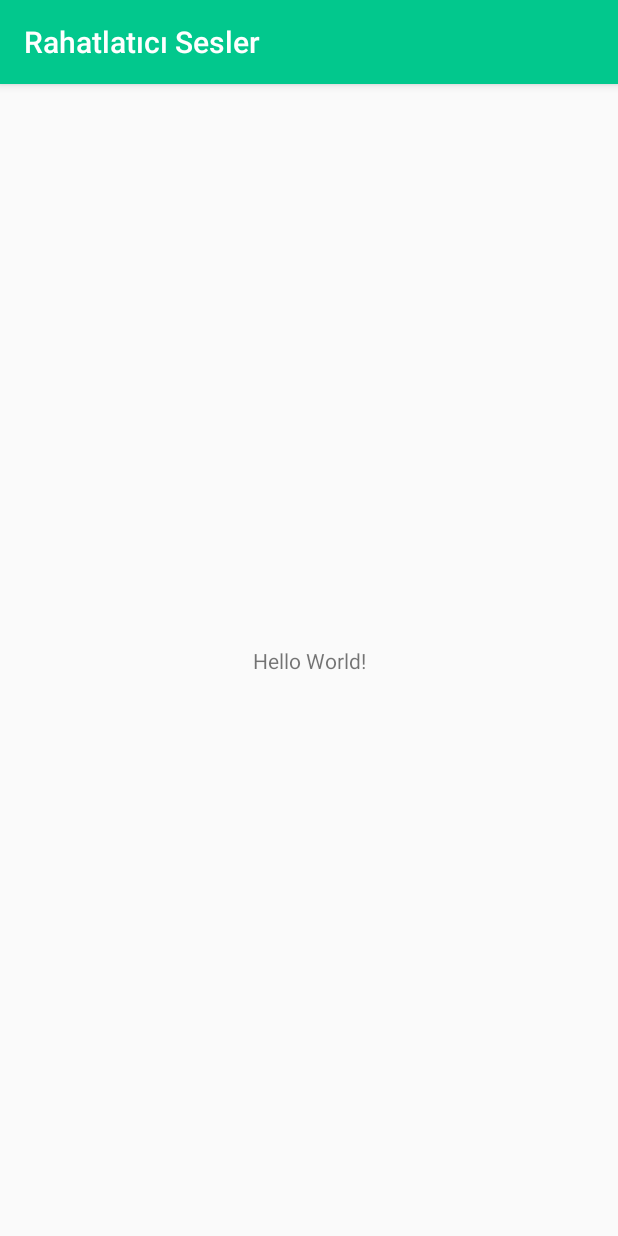
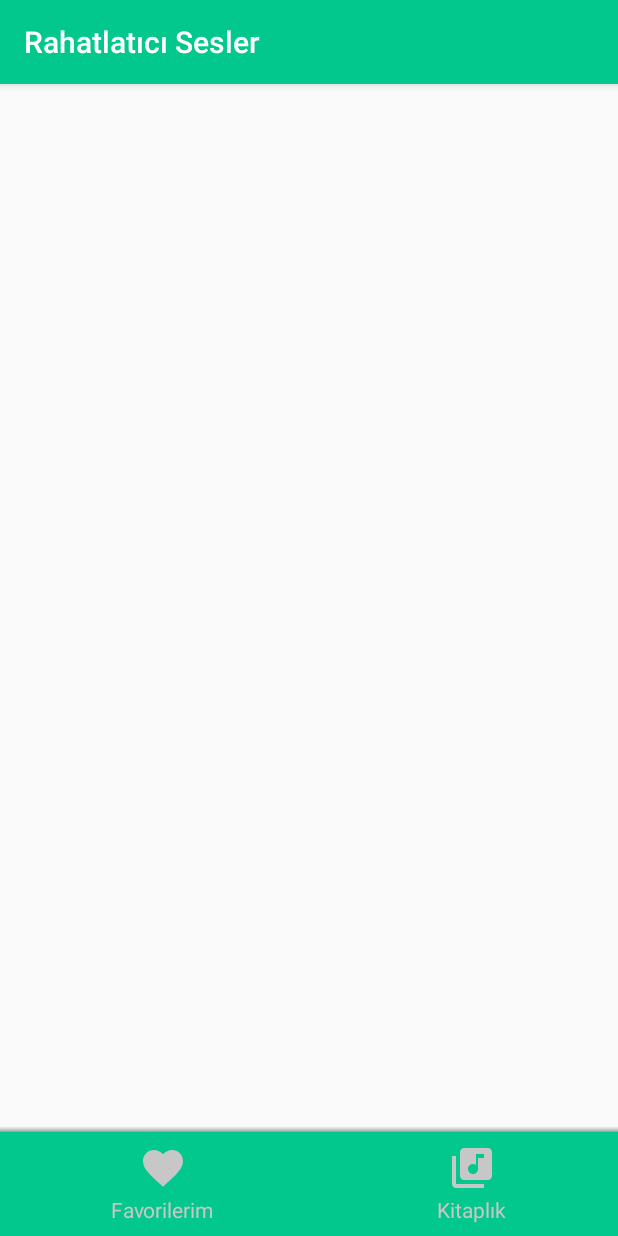
Before and after one commit to rahatlatici-sesler/rahatlatici-sesler-android, an Android app: the screen it shows after launch (MainActivity), on a phone screen of 412 x 824 dp. Run offline under Robolectric (Android 15) with nearby library versions, the phone set to English and light mode, and no system bars; our stand-ins replace ButterKnife.

Commit message:
Ana ekran BottomNavigationBar yapildi

```diff
--- /dev/null
+++ b/app/src/main/java/com/serkancay/rahatlaticisesler/widget/BottomNavigationBar.java
@@ -0,0 +1,124 @@
+package com.serkancay.rahatlaticisesler.widget;
+
+import android.content.Context;
+import android.support.annotation.Nullable;
+import android.support.v4.content.ContextCompat;
+import android.util.AttributeSet;
+import android.view.LayoutInflater;
+import android.view.View;
+import android.view.View.OnClickListener;
+import android.widget.ImageView;
+import android.widget.LinearLayout;
+import android.widget.TextView;
+import com.serkancay.rahatlaticisesler.R;
+
+/**
+ * Created by S.Serkan Cay on 15.05.2019
+ */
+
+public class BottomNavigationBar extends LinearLayout implements OnClickListener {
+
+    public static final int MENU_FAVORITES = 0;
+
+    public static final int MENU_LIBRARY = 1;
+
+    private static final int RESOURCE = R.layout.layout_bottom_navigation;
+
+    private Context mContext;
+
+    private LinearLayout llFavoritesButton;
+
+    private LinearLayout llLibraryButton;
+
+    private ImageView ivFavorites;
+
+    private ImageView ivLibrary;
+
+    private TextView tvFavorites;
+
+    private TextView tvLibrary;
+
+    private LayoutInflater mInflater;
+
+    private OnNavigationClickListener mListener;
+
+    public BottomNavigationBar(Context context) {
+        super(context);
+        init(context);
+    }
+
+    public BottomNavigationBar(Context context, @Nullable AttributeSet attrs) {
+        super(context, attrs);
+        init(context);
+    }
+
+    public BottomNavigationBar(Context context, @Nullable AttributeSet attrs, int defStyleAttr) {
+        super(context, attrs, defStyleAttr);
+        init(context);
+    }
+
+    public BottomNavigationBar(Context context, AttributeSet attrs, int defStyleAttr, int defStyleRes) {
+        super(context, attrs, defStyleAttr, defStyleRes);
+        init(context);
+    }
+
+    @Override
+    public void onClick(final View v) {
+        if (llFavoritesButton == v) {
+            displayFavoritesSelectedUI();
+            if (mListener != null) {
+                mListener.onNavigationClick(MENU_FAVORITES);
+            }
+        } else if (llLibraryButton == v) {
+            displayLibrarySelectedUI();
+            if (mListener != null) {
+                mListener.onNavigationClick(MENU_LIBRARY);
+            }
+        }
+    }
+
+    public void setOnNavigationClickListener(OnNavigationClickListener listener) {
+        mListener = listener;
+    }
+
+    private void init(Context context) {
+        mContext = context;
+        mInflater = LayoutInflater.from(context);
+        mInflater.inflate(RESOURCE, this);
+        initViews();
+        bindEvents();
+    }
+
+    private void initViews() {
+        llFavoritesButton = findViewById(R.id.llFavoritesButton);
+        llLibraryButton = findViewById(R.id.llLibraryButton);
+        ivFavorites = findViewById(R.id.ivFavorites);
+        ivLibrary = findViewById(R.id.ivLibrary);
+        tvFavorites = findViewById(R.id.tvFavorites);
+        tvLibrary = findViewById(R.id.tvLibrary);
+    }
+
+    private void bindEvents() {
+        llFavoritesButton.setOnClickListener(this);
+        llLibraryButton.setOnClickListener(this);
+    }
+
+    private void displayFavoritesSelectedUI() {
+        ivFavorites.setColorFilter(ContextCompat.getColor(getContext(), R.color.white));
+        ivLibrary.setColorFilter(ContextCompat.getColor(getContext(), R.color.light_grey));
+        tvFavorites.setTextColor(ContextCompat.getColor(getContext(), R.color.white));
+        tvLibrary.setTextColor(ContextCompat.getColor(getContext(), R.color.light_grey));
+    }
+
+    private void displayLibrarySelectedUI() {
+        ivFavorites.setColorFilter(ContextCompat.getColor(getContext(), R.color.light_grey));
+        ivLibrary.setColorFilter(ContextCompat.getColor(getContext(), R.color.white));
+        tvFavorites.setTextColor(ContextCompat.getColor(getContext(), R.color.light_grey));
+        tvLibrary.setTextColor(ContextCompat.getColor(getContext(), R.color.white));
+    }
+
+    public interface OnNavigationClickListener {
+
+        void onNavigationClick(int whichMenu);
+    }
+}
--- /dev/null
+++ b/app/src/main/res/drawable/ic_favorite.xml
@@ -0,0 +1,9 @@
+<vector xmlns:android="http://schemas.android.com/apk/res/android"
+        android:width="24dp"
+        android:height="24dp"
+        android:viewportWidth="24.0"
+        android:viewportHeight="24.0">
+    <path
+        android:fillColor="#FF000000"
+        android:pathData="M12,21.35l-1.45,-1.32C5.4,15.36 2,12.28 2,8.5 2,5.42 4.42,3 7.5,3c1.74,0 3.41,0.81 4.5,2.09C13.09,3.81 14.76,3 16.5,3 19.58,3 22,5.42 22,8.5c0,3.78 -3.4,6.86 -8.55,11.54L12,21.35z"/>
+</vector>
--- /dev/null
+++ b/app/src/main/res/drawable/ic_library.xml
@@ -0,0 +1,9 @@
+<vector xmlns:android="http://schemas.android.com/apk/res/android"
+        android:width="24dp"
+        android:height="24dp"
+        android:viewportWidth="24.0"
+        android:viewportHeight="24.0">
+    <path
+        android:fillColor="#FF000000"
+        android:pathData="M20,2L8,2c-1.1,0 -2,0.9 -2,2v12c0,1.1 0.9,2 2,2h12c1.1,0 2,-0.9 2,-2L22,4c0,-1.1 -0.9,-2 -2,-2zM18,7h-3v5.5c0,1.38 -1.12,2.5 -2.5,2.5S10,13.88 10,12.5s1.12,-2.5 2.5,-2.5c0.57,0 1.08,0.19 1.5,0.51L14,5h4v2zM4,6L2,6v14c0,1.1 0.9,2 2,2h14v-2L4,20L4,6z"/>
+</vector>
--- /dev/null
+++ b/app/src/main/res/drawable/shape_black_shadow.xml
@@ -0,0 +1,12 @@
+<?xml version="1.0" encoding="utf-8"?>
+<shape xmlns:android="http://schemas.android.com/apk/res/android"
+    android:shape="rectangle">
+
+    <gradient
+        android:angle="90"
+        android:centerColor="#30000000"
+        android:endColor="#10000000"
+        android:startColor="#60000000"
+        android:type="linear" />
+
+</shape>
--- a/app/src/main/res/layout/activity_main.xml
+++ b/app/src/main/res/layout/activity_main.xml
@@ -1,18 +1,18 @@
 <?xml version="1.0" encoding="utf-8"?>
-<android.support.constraint.ConstraintLayout xmlns:android="http://schemas.android.com/apk/res/android"
-    xmlns:app="http://schemas.android.com/apk/res-auto"
+<LinearLayout xmlns:android="http://schemas.android.com/apk/res/android"
     xmlns:tools="http://schemas.android.com/tools"
     android:layout_width="match_parent"
     android:layout_height="match_parent"
+    android:orientation="vertical"
     tools:context=".MainActivity">
 
-    <TextView
-        android:layout_width="wrap_content"
-        android:layout_height="wrap_content"
-        android:text="Hello World!"
-        app:layout_constraintBottom_toBottomOf="parent"
-        app:layout_constraintLeft_toLeftOf="parent"
-        app:layout_constraintRight_toRightOf="parent"
-        app:layout_constraintTop_toTopOf="parent" />
+    <View
+        android:layout_width="match_parent"
+        android:layout_height="0px"
+        android:layout_weight="1" />
 
-</android.support.constraint.ConstraintLayout>
+    <com.serkancay.rahatlaticisesler.widget.BottomNavigationBar
+        android:layout_width="match_parent"
+        android:layout_height="wrap_content" />
+
+</LinearLayout>
--- /dev/null
+++ b/app/src/main/res/layout/layout_bottom_navigation.xml
@@ -0,0 +1,74 @@
+<?xml version="1.0" encoding="utf-8"?>
+<LinearLayout xmlns:android="http://schemas.android.com/apk/res/android"
+    android:layout_width="match_parent"
+    android:layout_height="wrap_content"
+    android:orientation="vertical">
+
+    <View
+        android:layout_width="match_parent"
+        android:layout_height="3dp"
+        android:background="@drawable/shape_black_shadow" />
+
+    <LinearLayout
+        android:layout_width="match_parent"
+        android:layout_height="wrap_content"
+        android:background="@color/colorPrimary"
+        android:orientation="horizontal">
+
+        <LinearLayout
+            android:id="@+id/llFavoritesButton"
+            android:layout_width="wrap_content"
+            android:layout_height="wrap_content"
+            android:layout_weight="1"
+            android:background="?attr/selectableItemBackgroundBorderless"
+            android:gravity="center_horizontal"
+            android:orientation="vertical"
+            android:padding="@dimen/small_padding">
+
+            <ImageView
+                android:id="@+id/ivFavorites"
+                android:layout_width="32dp"
+                android:layout_height="32dp"
+                android:src="@drawable/ic_favorite"
+                android:tint="@color/light_grey" />
+
+            <TextView
+                android:id="@+id/tvFavorites"
+                android:layout_width="wrap_content"
+                android:layout_height="wrap_content"
+                android:layout_marginTop="@dimen/smallest_padding"
+                android:text="@string/bottom_navigation_bar_favorites_text_view"
+                android:textColor="@color/light_grey" />
+
+        </LinearLayout>
+
+        <LinearLayout
+            android:id="@+id/llLibraryButton"
+            android:layout_width="wrap_content"
+            android:layout_height="wrap_content"
+            android:layout_weight="1"
+            android:background="?attr/selectableItemBackgroundBorderless"
+            android:gravity="center_horizontal"
+            android:orientation="vertical"
+            android:padding="@dimen/small_padding">
+
+            <ImageView
+                android:id="@+id/ivLibrary"
+                android:layout_width="32dp"
+                android:layout_height="32dp"
+                android:src="@drawable/ic_library"
+                android:tint="@color/light_grey" />
+
+            <TextView
+                android:id="@+id/tvLibrary"
+                android:layout_width="wrap_content"
+                android:layout_height="wrap_content"
+                android:layout_marginTop="@dimen/smallest_padding"
+                android:text="@string/bottom_navigation_bar_library_text_view"
+                android:textColor="@color/light_grey" />
+
+        </LinearLayout>
+
+    </LinearLayout>
+
+</LinearLayout>
--- a/app/src/main/res/values/colors.xml
+++ b/app/src/main/res/values/colors.xml
@@ -2,5 +2,9 @@
 <resources>
     <color name="colorPrimary">#02C88D</color>
     <color name="colorPrimaryDark">#00A674</color>
-    <color name="colorAccent">#D81B60</color>
+    <color name="colorAccent">#210216</color>
+    <color name="white">#FFFFFF</color>
+    <color name="black">#000000</color>
+    <color name="light_grey">#c7c7c7</color>
+    <color name="window_background">#FAFAFA</color>
 </resources>
--- a/app/src/main/res/values/strings.xml
+++ b/app/src/main/res/values/strings.xml
@@ -1,4 +1,8 @@
 <resources>
     <!-- Globals -->
     <string name="app_name">Rahatlatıcı Sesler</string>
+
+    <!-- BottomNavigationBar -->
+    <string name="bottom_navigation_bar_favorites_text_view">Favorilerim</string>
+    <string name="bottom_navigation_bar_library_text_view">Kitaplık</string>
 </resources>
--- a/app/src/main/res/values/styles.xml
+++ b/app/src/main/res/values/styles.xml
@@ -6,6 +6,7 @@
         <item name="colorPrimary">@color/colorPrimary</item>
         <item name="colorPrimaryDark">@color/colorPrimaryDark</item>
         <item name="colorAccent">@color/colorAccent</item>
+        <item name="android:windowBackground">@color/window_background</item>
     </style>
 
     <style name="SplashScreenTheme" parent="Theme.AppCompat.Light.NoActionBar">
```
